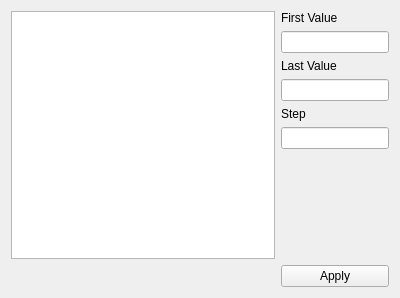
First picture: the form in vistrails/packages/pvclimate/pvcontour_widget.ui, repository CDAT/VisTrails, before the edit.
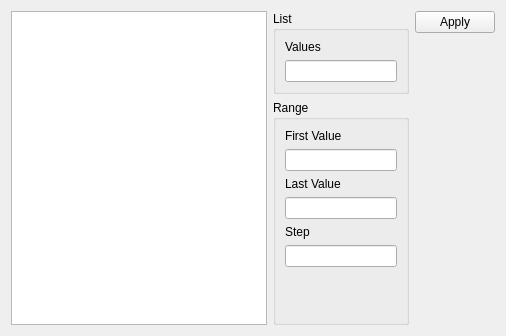
Second picture: the form after the edit.

The edit to the form file:
```diff
--- a/vistrails/packages/pvclimate/pvcontour_widget.ui
+++ b/vistrails/packages/pvclimate/pvcontour_widget.ui
@@ -6,18 +6,47 @@
    <rect>
     <x>0</x>
     <y>0</y>
-    <width>400</width>
-    <height>298</height>
+    <width>506</width>
+    <height>336</height>
    </rect>
   </property>
   <property name="windowTitle">
    <string>Form</string>
   </property>
-  <layout class="QGridLayout" name="gridLayout" rowstretch="0,0" columnstretch="1,0">
+  <layout class="QGridLayout" name="gridLayout">
    <item row="0" column="0">
+    <layout class="QHBoxLayout" name="horizontalLayout">
+     <item>
     <widget class="QListView" name="isoValuesListView"/>
    </item>
-   <item row="0" column="1">
+     <item>
+      <layout class="QVBoxLayout" name="verticalLayout_3">
+       <item>
+        <widget class="QGroupBox" name="groupBox_2">
+         <property name="title">
+          <string>List</string>
+         </property>
+         <layout class="QVBoxLayout" name="verticalLayout_2">
+          <item>
+           <widget class="QLabel" name="label_4">
+            <property name="text">
+             <string>Values</string>
+            </property>
+           </widget>
+          </item>
+          <item>
+           <widget class="QLineEdit" name="valuesLineEdit"/>
+          </item>
+         </layout>
+        </widget>
+       </item>
+       <item>
+        <widget class="QGroupBox" name="groupBox">
+         <property name="title">
+          <string>Range</string>
+         </property>
+         <layout class="QHBoxLayout" name="horizontalLayout_2">
+          <item>
     <layout class="QVBoxLayout" name="verticalLayout" stretch="0,0,0,0,0,0,0">
      <item>
       <widget class="QLabel" name="label">
@@ -27,7 +56,11 @@
       </widget>
      </item>
      <item>
-      <widget class="QLineEdit" name="firstValueLineEdit"/>
+             <widget class="QLineEdit" name="firstValueLineEdit">
+              <property name="text">
+               <string/>
+              </property>
+             </widget>
      </item>
      <item>
       <widget class="QLabel" name="label_2">
@@ -37,7 +70,11 @@
       </widget>
      </item>
      <item>
-      <widget class="QLineEdit" name="lastValueLineEdit"/>
+             <widget class="QLineEdit" name="lastValueLineEdit">
+              <property name="text">
+               <string/>
+              </property>
+             </widget>
      </item>
      <item>
       <widget class="QLabel" name="label_3">
@@ -64,12 +101,36 @@
      </item>
     </layout>
    </item>
-   <item row="1" column="1">
+         </layout>
+        </widget>
+       </item>
+      </layout>
+     </item>
+    </layout>
+   </item>
+   <item row="0" column="1">
+    <layout class="QVBoxLayout" name="verticalLayout_4">
+     <item>
     <widget class="QPushButton" name="applyButton">
      <property name="text">
       <string>Apply</string>
      </property>
     </widget>
+     </item>
+     <item>
+      <spacer name="verticalSpacer_2">
+       <property name="orientation">
+        <enum>Qt::Vertical</enum>
+       </property>
+       <property name="sizeHint" stdset="0">
+        <size>
+         <width>20</width>
+         <height>40</height>
+        </size>
+       </property>
+      </spacer>
+     </item>
+    </layout>
    </item>
   </layout>
  </widget>
```
Lines whose indentation alone changed are shown as unchanged.
